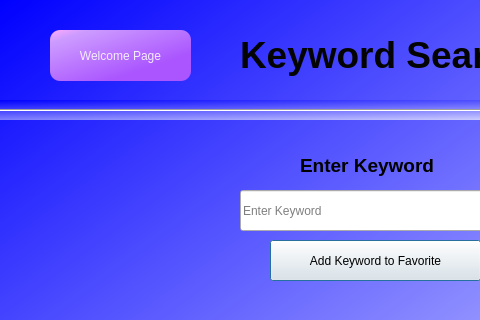
The window that info_silo/UI/keyword_search.ui (austinschaaf1/455_final) describes before a commit, drawn with Qt 5; both pictures show x 0 to 480 and y 0 to 320 of the 800 by 600 pixel window.
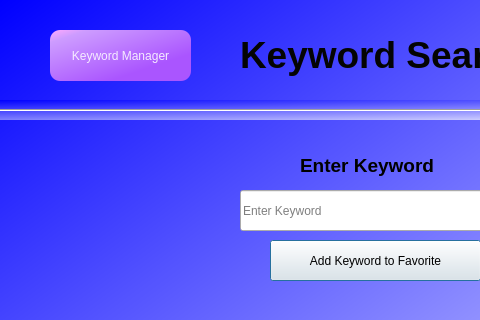
The same window after the commit.

Diff of the .ui file:
```diff
--- a/info_silo/UI/keyword_search.ui
+++ b/info_silo/UI/keyword_search.ui
@@ -228,7 +228,7 @@
 }</string>
       </property>
       <property name="text">
-       <string>Welcome Page</string>
+       <string>Keyword Manager</string>
       </property>
      </widget>
      <widget class="QLineEdit" name="requestKeywordInput">
```
